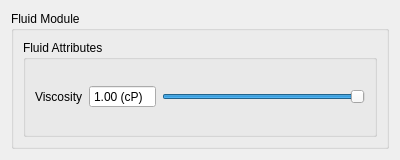
The window that src/apps/simulator/fluid_module/fluid_widget_form.ui (jdms/rrm) describes before a commit, drawn with Qt 5.
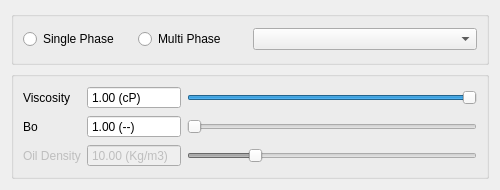
The same window after the commit.

The edit to the form file:
```diff
--- a/src/apps/simulator/fluid_module/fluid_widget_form.ui
+++ b/src/apps/simulator/fluid_module/fluid_widget_form.ui
@@ -6,8 +6,8 @@
    <rect>
     <x>0</x>
     <y>0</y>
-    <width>400</width>
-    <height>160</height>
+    <width>500</width>
+    <height>190</height>
    </rect>
   </property>
   <property name="sizePolicy">
@@ -18,7 +18,7 @@
   </property>
   <property name="minimumSize">
    <size>
-    <width>400</width>
+    <width>500</width>
     <height>0</height>
    </size>
   </property>
@@ -26,22 +26,84 @@
    <string>Form</string>
   </property>
   <layout class="QVBoxLayout" name="verticalLayout">
+   <item>
+    <widget class="QGroupBox" name="groupBox_2">
+     <property name="title">
+      <string/>
+     </property>
+     <layout class="QHBoxLayout" name="horizontalLayout_2">
+      <item>
+       <layout class="QHBoxLayout" name="horizontalLayout">
+        <item>
+         <widget class="QRadioButton" name="radioButton_Singlephase_">
+          <property name="text">
+           <string>Single Phase</string>
+          </property>
+         </widget>
+        </item>
+        <item>
+         <widget class="QRadioButton" name="radioButton_Multiphase_">
+          <property name="text">
+           <string>Multi Phase</string>
+          </property>
+         </widget>
+        </item>
+       </layout>
+      </item>
+      <item>
+       <widget class="QComboBox" name="comboBox_PhaseMethods_"/>
+      </item>
+     </layout>
+    </widget>
+   </item>
    <item>
     <widget class="QGroupBox" name="groupBox">
      <property name="title">
-      <string>Fluid Module</string>
+      <string/>
      </property>
-     <layout class="QVBoxLayout" name="verticalLayout_2">
-      <item>
-       <widget class="QGroupBox" name="groupBox_Region">
-        <property name="title">
-         <string>Fluid Attributes</string>
+     <layout class="QGridLayout" name="gridLayout_4">
+      <item row="1" column="1">
+       <widget class="QDoubleSpinBox" name="doubleSpinBox_Fluid_Bo_">
+        <property name="buttonSymbols">
+         <enum>QAbstractSpinBox::NoButtons</enum>
         </property>
-        <layout class="QGridLayout" name="gridLayout">
-         <item row="0" column="0">
-          <widget class="QLabel" name="label_Region_Viscosity_">
-           <property name="text">
-            <string>Viscosity</string>
+        <property name="suffix">
+         <string> (--)</string>
+        </property>
+        <property name="minimum">
+         <double>1.000000000000000</double>
+        </property>
+        <property name="maximum">
+         <double>100.000000000000000</double>
+        </property>
+       </widget>
+      </item>
+      <item row="0" column="2">
+       <widget class="QSlider" name="horizontalSlider_Viscosity_">
+        <property name="minimum">
+         <number>-1</number>
+        </property>
+        <property name="maximum">
+         <number>100</number>
+        </property>
+        <property name="value">
+         <number>100</number>
+        </property>
+        <property name="orientation">
+         <enum>Qt::Horizontal</enum>
+        </property>
+       </widget>
+      </item>
+      <item row="1" column="2">
+       <widget class="QSlider" name="horizontalSlider_Bo_">
+        <property name="minimum">
+         <number>1</number>
+        </property>
+        <property name="maximum">
+         <number>100</number>
+        </property>
+        <property name="orientation">
+         <enum>Qt::Horizontal</enum>
            </property>
           </widget>
          </item>
@@ -70,23 +132,72 @@
            </property>
           </widget>
          </item>
-         <item row="0" column="2">
-          <widget class="QSlider" name="horizontalSlider_Viscosity_">
+      <item row="0" column="0">
+       <widget class="QLabel" name="label_Region_Viscosity_">
+        <property name="text">
+         <string>Viscosity</string>
+        </property>
+       </widget>
+      </item>
+      <item row="1" column="0">
+       <widget class="QLabel" name="label_Fluid_Bo_">
+        <property name="text">
+         <string>Bo</string>
+        </property>
+       </widget>
+      </item>
+      <item row="2" column="0">
+       <widget class="QLabel" name="label_Fluid_OilDensity_">
+        <property name="enabled">
+         <bool>false</bool>
+        </property>
+        <property name="text">
+         <string>Oil Density</string>
+        </property>
+       </widget>
+      </item>
+      <item row="2" column="1">
+       <widget class="QDoubleSpinBox" name="doubleSpinBox_Fluid_OilDensity_">
+        <property name="enabled">
+         <bool>false</bool>
+        </property>
+        <property name="buttonSymbols">
+         <enum>QAbstractSpinBox::NoButtons</enum>
+        </property>
+        <property name="suffix">
+         <string> (Kg/m3)</string>
+        </property>
+        <property name="decimals">
+         <number>2</number>
+        </property>
            <property name="minimum">
-            <number>-1</number>
+         <double>1.000000000000000</double>
            </property>
            <property name="maximum">
-            <number>100</number>
+         <double>100.000000000000000</double>
            </property>
            <property name="value">
+         <double>10.000000000000000</double>
+        </property>
+       </widget>
+      </item>
+      <item row="2" column="2">
+       <widget class="QSlider" name="horizontalSlider_Fluid_OilDensity_">
+        <property name="enabled">
+         <bool>false</bool>
+        </property>
+        <property name="minimum">
+         <number>1</number>
+        </property>
+        <property name="maximum">
             <number>100</number>
            </property>
+        <property name="value">
+         <number>23</number>
+        </property>
            <property name="orientation">
             <enum>Qt::Horizontal</enum>
            </property>
-          </widget>
-         </item>
-        </layout>
        </widget>
       </item>
      </layout>
```
Lines whose indentation alone changed are shown as unchanged.
